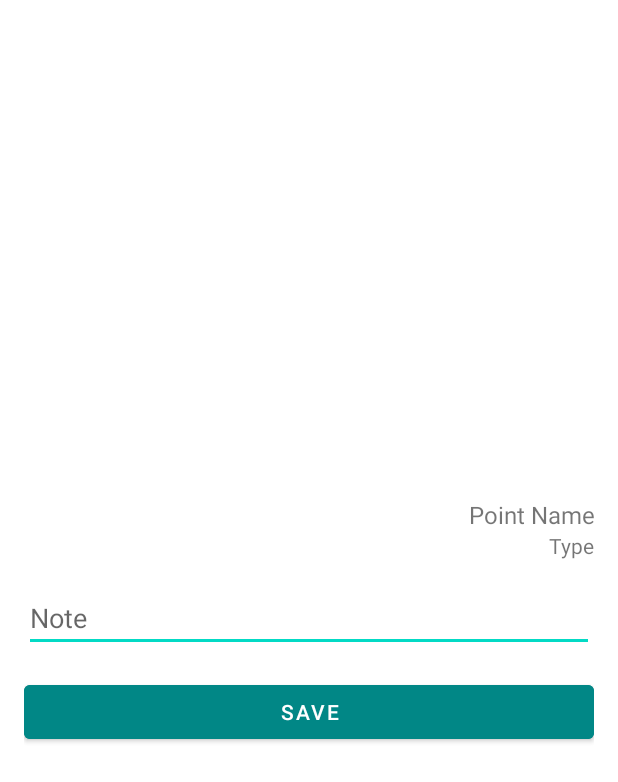
After one commit to cjanie/sig, an Android app: the layout fragment_note.xml on its own in the app's theme, with its tools: preview values and no code run, on a phone screen of 412 x 824 dp. The commit adds this screen. Shown: the top 782 px of the screen. Run offline under Robolectric (Android 15) with nearby library versions, the phone set to English and light mode, and no system bars.

Commit message:
fragments

```diff
--- /dev/null
+++ b/app/src/main/res/layout/fragment_note.xml
@@ -0,0 +1,55 @@
+<?xml version="1.0" encoding="utf-8"?>
+<androidx.constraintlayout.widget.ConstraintLayout
+    xmlns:android="http://schemas.android.com/apk/res/android"
+    xmlns:app="http://schemas.android.com/apk/res-auto"
+    xmlns:tools="http://schemas.android.com/tools"
+    android:layout_width="match_parent"
+    android:layout_height="match_parent"
+    android:layout_margin="@dimen/big_margin">
+
+    <TextView
+        android:id="@+id/note_point_name"
+        android:layout_width="match_parent"
+        android:layout_height="wrap_content"
+        android:layout_marginTop="@dimen/big_margin"
+        android:text="@string/point_name"
+        android:textAlignment="textEnd"
+        android:textSize="@dimen/title"
+        app:layout_constraintBottom_toTopOf="@+id/note_point_type"
+        app:layout_constraintEnd_toEndOf="parent"
+        app:layout_constraintStart_toStartOf="parent" />
+    <TextView
+        android:id="@+id/note_point_type"
+        android:layout_width="match_parent"
+        android:layout_height="wrap_content"
+        android:layout_marginVertical="@dimen/big_margin"
+        android:text="@string/type"
+        android:textAlignment="textEnd"
+        app:layout_constraintBottom_toTopOf="@+id/editTextTextMultiLine"
+        app:layout_constraintEnd_toEndOf="parent"
+        app:layout_constraintStart_toStartOf="parent" />
+
+    <EditText
+        android:id="@+id/editTextTextMultiLine"
+        android:layout_width="match_parent"
+        android:layout_height="wrap_content"
+        android:ems="10"
+        android:gravity="start|top"
+        android:inputType="textMultiLine"
+        android:hint="@string/note"
+        app:layout_constraintBottom_toBottomOf="parent"
+        app:layout_constraintEnd_toEndOf="parent"
+        app:layout_constraintStart_toStartOf="parent"
+        app:layout_constraintTop_toTopOf="parent" />
+
+    <Button
+        android:id="@+id/button_save"
+        android:layout_width="match_parent"
+        android:layout_height="wrap_content"
+        android:layout_marginVertical="@dimen/big_margin"
+        android:backgroundTint="@color/teal_700"
+        android:text="@string/save"
+        app:layout_constraintEnd_toEndOf="parent"
+        app:layout_constraintStart_toStartOf="parent"
+        app:layout_constraintTop_toBottomOf="@+id/editTextTextMultiLine" />
+</androidx.constraintlayout.widget.ConstraintLayout>
--- a/app/src/main/res/layout/fragment_point.xml
+++ b/app/src/main/res/layout/fragment_point.xml
@@ -3,7 +3,8 @@
     xmlns:android="http://schemas.android.com/apk/res/android"
     xmlns:app="http://schemas.android.com/apk/res-auto"
     android:layout_width="match_parent"
-    android:layout_height="match_parent">
+    android:layout_height="match_parent"
+    android:background="@color/teal_700">
 
     <ImageView
         android:id="@+id/point"
@@ -22,6 +23,7 @@
         android:text="@string/push_point"
         android:textSize="@dimen/big_text"
         android:textStyle="bold"
+        android:textColor="@color/white"
         android:layout_marginVertical="@dimen/big_margin"
         app:layout_constraintLeft_toLeftOf="parent"
         app:layout_constraintRight_toRightOf="parent"
--- a/app/src/main/res/values/dimens.xml
+++ b/app/src/main/res/values/dimens.xml
@@ -2,5 +2,7 @@
 <resources>
     <dimen name="big_point">200dp</dimen>
     <dimen name="big_text">28dp</dimen>
+    <dimen name="title">16dp</dimen>
     <dimen name="big_margin">16dp</dimen>
+    <dimen name="margin">8dp</dimen>
 </resources>
--- a/app/src/main/res/values/strings.xml
+++ b/app/src/main/res/values/strings.xml
@@ -9,6 +9,9 @@
     <string name="other_type">Other Type</string>
     <string name="next">Next</string>
     <string name="point_name">Point Name</string>
+    <string name="type">Type</string>
     <string name="project">Project</string>
-    <string name="description">Description</string>
+    <string name="add_note">Add Note</string>
+    <string name="note">Note</string>
+    <string name="save">Save</string>
 </resources>
```
Also changed, not shown: app/src/main/res/layout/fragment_name.xml (renamed from app/src/main/res/layout/fragment_text.xml, +2 -13 lines), app/src/main/res/layout/fragment_type.xml (+40 -7 lines).
